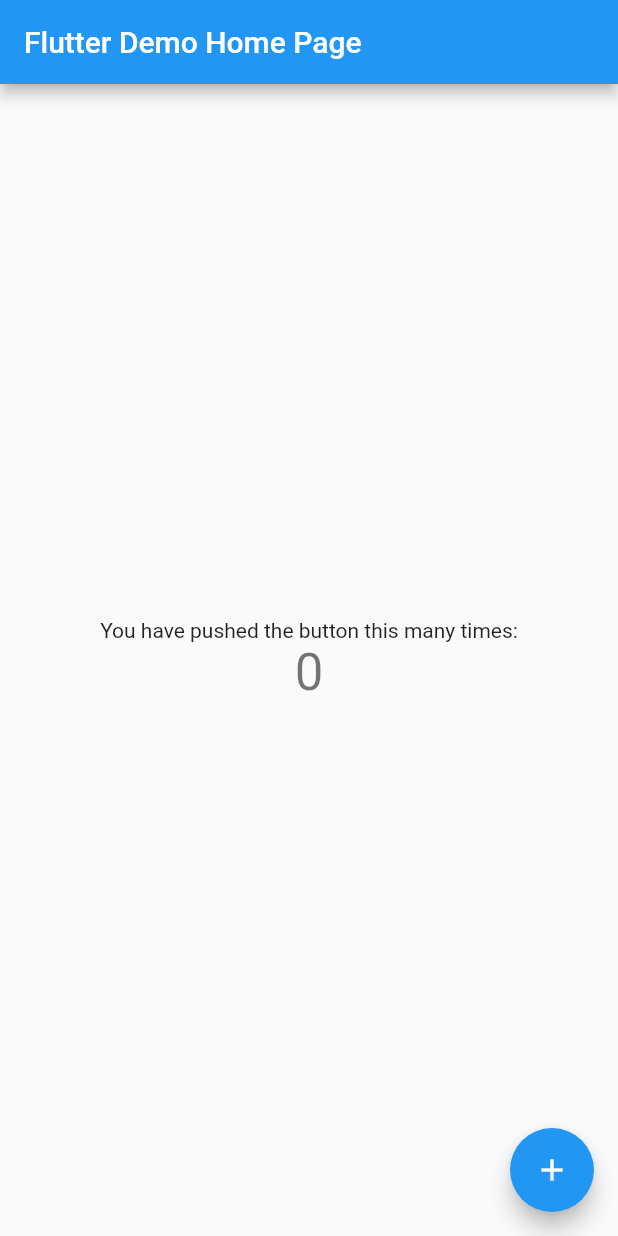
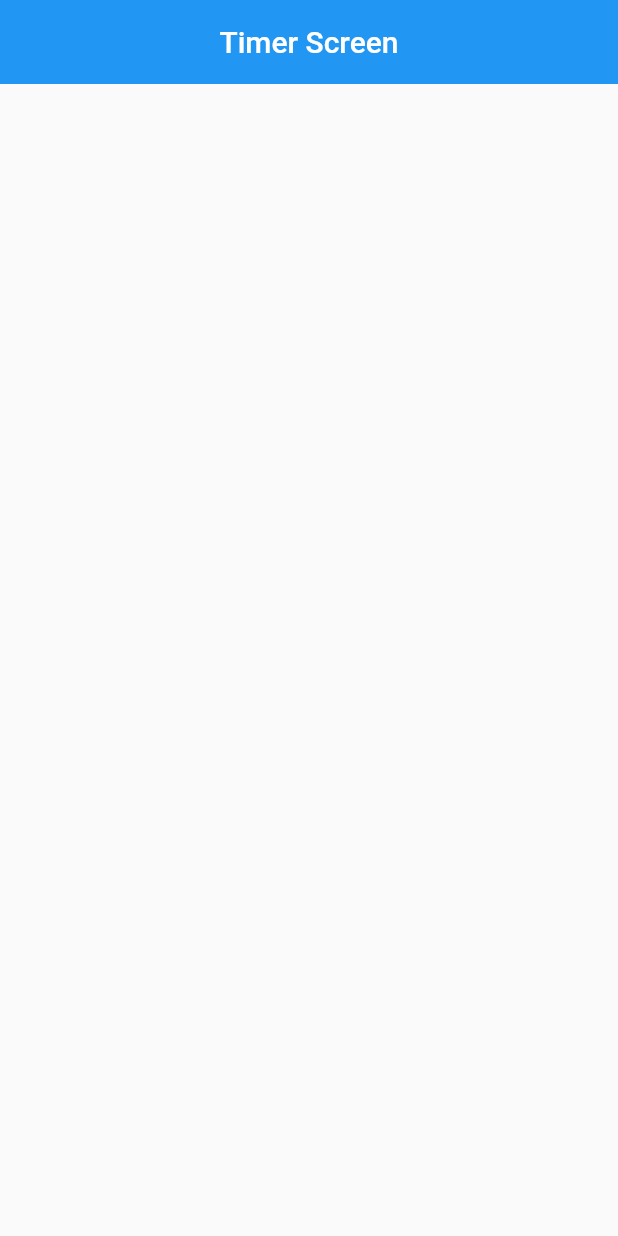
Before and after one commit to Kuanysh-kst/training_project, a Flutter app: the screen it shows after launch, on a phone screen of 412 x 824 dp. Run offline on Flutter 3.47's test engine with Material 2 defaults, Android fonts, the phone set to English and light mode, and no system bars.

Commit message:
сделал заготовку для timer_screen

```diff
--- a/lib/main.dart
+++ b/lib/main.dart
@@ -1,4 +1,5 @@
 import 'package:flutter/material.dart';
+import 'package:flutter_application_2/screens/timer_screen.dart';
 
 void main() {
   runApp(const MyApp());
@@ -7,109 +8,11 @@ void main() {
 class MyApp extends StatelessWidget {
   const MyApp({Key? key}) : super(key: key);
 
-  // This widget is the root of your application.
+  //
   @override
   Widget build(BuildContext context) {
     return MaterialApp(
-      title: 'Flutter Demo',
-      theme: ThemeData(
-        // This is the theme of your application.
-        //
-        // Try running your application with "flutter run". You'll see the
-        // application has a blue toolbar. Then, without quitting the app, try
-        // changing the primarySwatch below to Colors.green and then invoke
-        // "hot reload" (press "r" in the console where you ran "flutter run",
-        // or simply save your changes to "hot reload" in a Flutter IDE).
-        // Notice that the counter didn't reset back to zero; the application
-        // is not restarted.
-        primarySwatch: Colors.blue,
-      ),
-      home: const MyHomePage(title: 'Flutter Demo Home Page'),
+      home: TimerScreen()
     );
   }
 }
-
-class MyHomePage extends StatefulWidget {
-  const MyHomePage({Key? key, required this.title}) : super(key: key);
-
-  // This widget is the home page of your application. It is stateful, meaning
-  // that it has a State object (defined below) that contains fields that affect
-  // how it looks.
-
-  // This class is the configuration for the state. It holds the values (in this
-  // case the title) provided by the parent (in this case the App widget) and
-  // used by the build method of the State. Fields in a Widget subclass are
-  // always marked "final".
-
-  final String title;
-
-  @override
-  State<MyHomePage> createState() => _MyHomePageState();
-}
-
-class _MyHomePageState extends State<MyHomePage> {
-  int _counter = 0;
-
-  void _incrementCounter() {
-    setState(() {
-      // This call to setState tells the Flutter framework that something has
-      // changed in this State, which causes it to rerun the build method below
-      // so that the display can reflect the updated values. If we changed
-      // _counter without calling setState(), then the build method would not be
-      // called again, and so nothing would appear to happen.
-      _counter++;
-    });
-  }
-
-  @override
-  Widget build(BuildContext context) {
-    // This method is rerun every time setState is called, for instance as done
-    // by the _incrementCounter method above.
-    //
-    // The Flutter framework has been optimized to make rerunning build methods
-    // fast, so that you can just rebuild anything that needs updating rather
-    // than having to individually change instances of widgets.
-    return Scaffold(
-      appBar: AppBar(
-        // Here we take the value from the MyHomePage object that was created by
-        // the App.build method, and use it to set our appbar title.
-        title: Text(widget.title),
-      ),
-      body: Center(
-        // Center is a layout widget. It takes a single child and positions it
-        // in the middle of the parent.
-        child: Column(
-          // Column is also a layout widget. It takes a list of children and
-          // arranges them vertically. By default, it sizes itself to fit its
-          // children horizontally, and tries to be as tall as its parent.
-          //
-          // Invoke "debug painting" (press "p" in the console, choose the
-          // "Toggle Debug Paint" action from the Flutter Inspector in Android
-          // Studio, or the "Toggle Debug Paint" command in Visual Studio Code)
-          // to see the wireframe for each widget.
-          //
-          // Column has various properties to control how it sizes itself and
-          // how it positions its children. Here we use mainAxisAlignment to
-          // center the children vertically; the main axis here is the vertical
-          // axis because Columns are vertical (the cross axis would be
-          // horizontal).
-          mainAxisAlignment: MainAxisAlignment.center,
-          children: <Widget>[
-            const Text(
-              'You have pushed the button this many times:',
-            ),
-            Text(
-              '$_counter',
-              style: Theme.of(context).textTheme.headline4,
-            ),
-          ],
-        ),
-      ),
-      floatingActionButton: FloatingActionButton(
-        onPressed: _incrementCounter,
-        tooltip: 'Increment',
-        child: const Icon(Icons.add),
-      ), // This trailing comma makes auto-formatting nicer for build methods.
-    );
-  }
-}
--- a/lib/screens/timer_screen.dart
+++ b/lib/screens/timer_screen.dart
@@ -0,0 +1,26 @@
+import 'package:flutter/material.dart';
+
+class TimerScreen extends StatefulWidget {
+  TimerScreen({Key? key}) : super(key: key);
+
+  @override
+  State<TimerScreen> createState() => _TimerScreenState();
+}
+
+class _TimerScreenState extends State<TimerScreen> {
+  @override
+  Widget build(BuildContext context) {
+    return SafeArea(
+        child: Scaffold(
+      appBar: AppBar(
+        elevation: 0,
+        backgroundColor: Colors.blue,
+        title: Center(child: Text('Timer Screen'))),
+      body: Container(
+          child: Column(
+        mainAxisAlignment: MainAxisAlignment.center,
+        children: [],
+      )),
+    ));
+  }
+}
```
